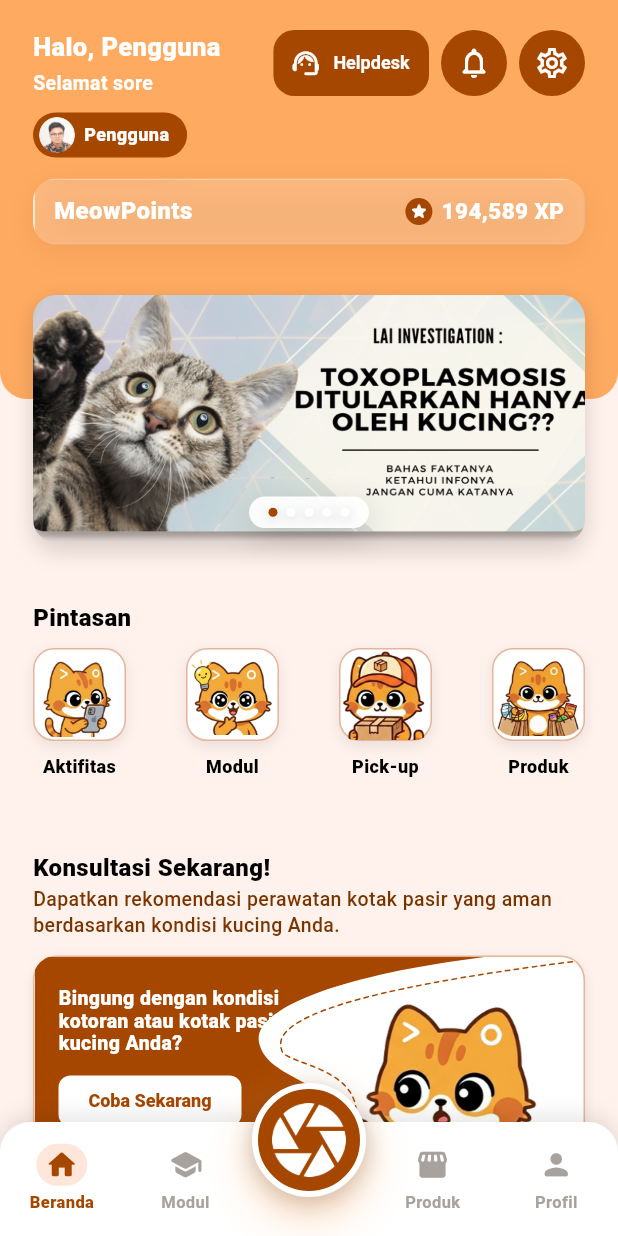
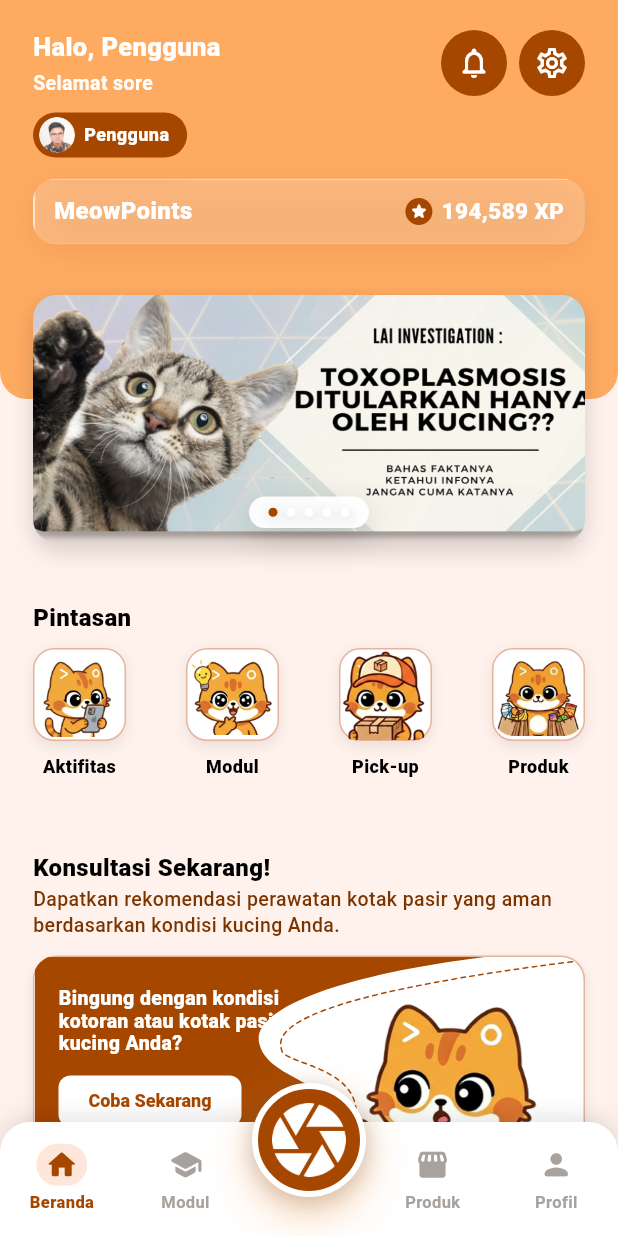
Before and after one commit to ayiinee/anabool, a Flutter app: the screen it shows once a user with an empty profile is signed in, on a phone screen of 412 x 824 dp. Run offline on Flutter 3.47's test engine with Material 3 defaults, Android fonts, the phone set to English and light mode, and no system bars; our stand-ins replace camera, dio, firebase_auth, firebase_core, google_sign_in, image_picker; accounts and stored records are empty.

Commit message:
refactor: Remove HelpdeskButton from HeaderActions for cleaner layout

```diff
--- a/frontend/lib/features/home/presentation/widgets/hero_header.dart
+++ b/frontend/lib/features/home/presentation/widgets/hero_header.dart
@@ -125,8 +125,6 @@ class _HeaderActions extends StatelessWidget {
     return const Row(
       mainAxisSize: MainAxisSize.min,
       children: [
-        _HelpdeskButton(),
-        SizedBox(width: 8),
         _HeaderIconButton(
           icon: Icons.notifications_none_rounded,
           tooltip: 'Notifikasi',
```
